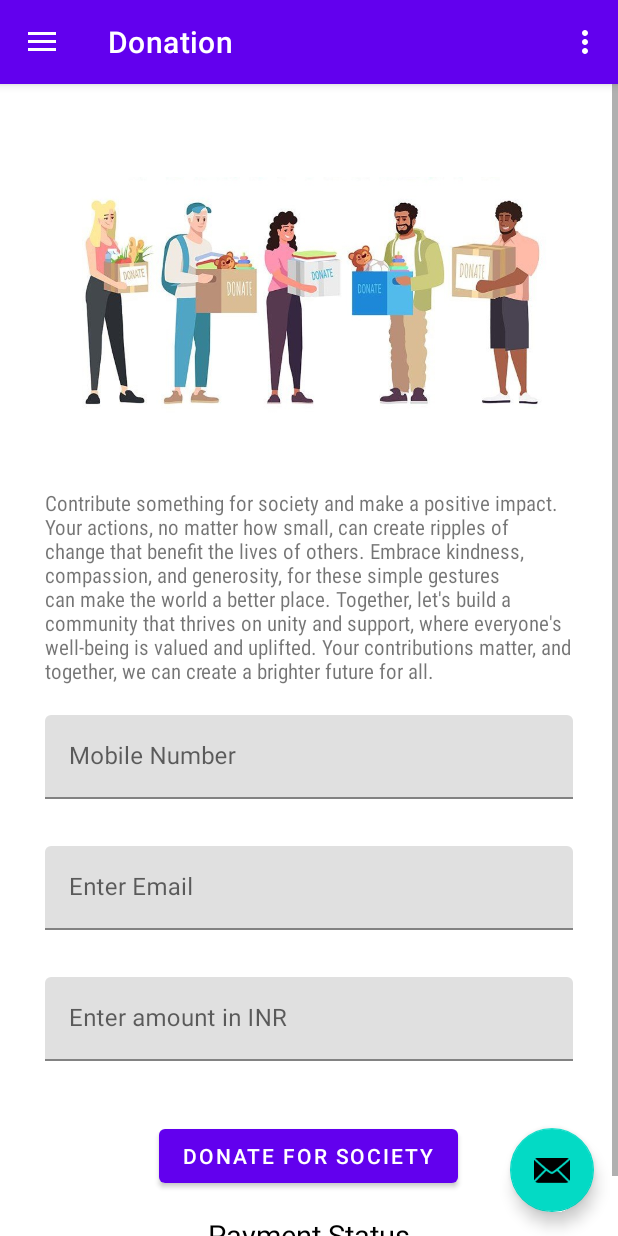
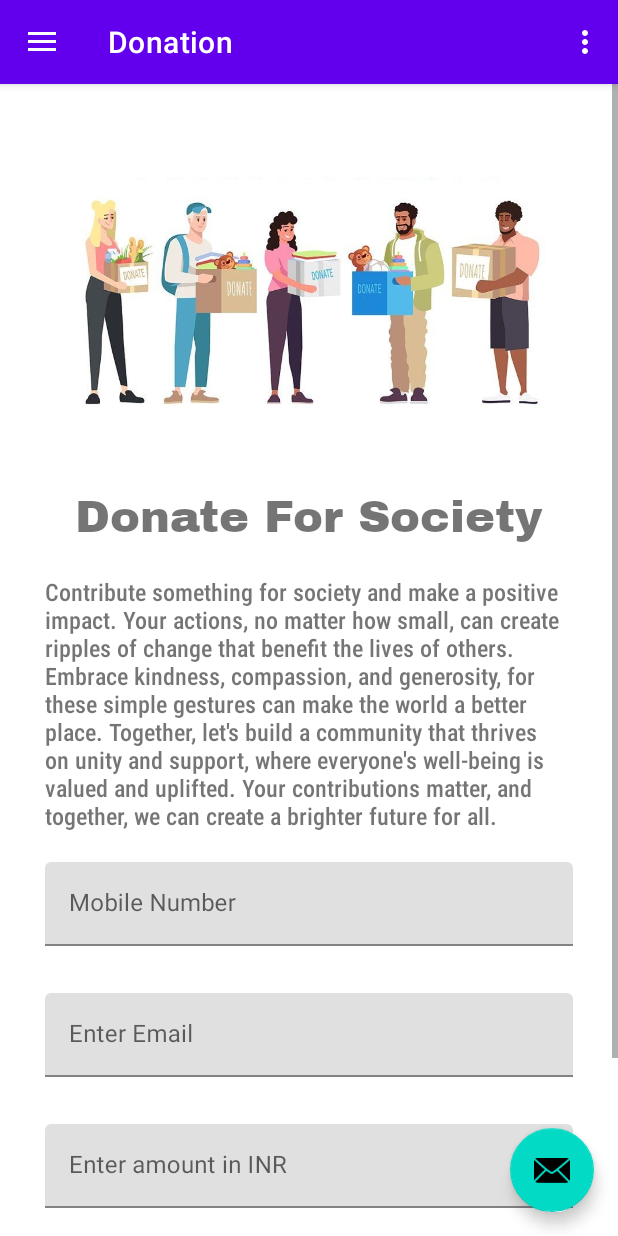
Before and after one commit to RohanRaut30/AMM, an Android app: the payment screen opened through its navigation route, on a phone screen of 412 x 824 dp. Run offline under Robolectric (Android 15) with nearby library versions, the phone set to English and light mode, and no system bars; our stand-ins replace navigation-ui; libraries missing offline, so code that uses them is left out: com.razorpay; Roboto replaces fonts that are not available here.

Commit message:
edited payment

```diff
--- /dev/null
+++ b/app/src/main/res/font/archivo_black.xml
@@ -0,0 +1,7 @@
+<?xml version="1.0" encoding="utf-8"?>
+<font-family xmlns:app="http://schemas.android.com/apk/res-auto"
+        app:fontProviderAuthority="com.google.android.gms.fonts"
+        app:fontProviderPackage="com.google.android.gms"
+        app:fontProviderQuery="Archivo Black"
+        app:fontProviderCerts="@array/com_google_android_gms_fonts_certs">
+</font-family>
--- a/app/src/main/res/layout/fragment_payment.xml
+++ b/app/src/main/res/layout/fragment_payment.xml
@@ -20,8 +20,19 @@
         <TextView
             android:layout_width="wrap_content"
             android:layout_height="wrap_content"
-            android:fontFamily="sans-serif-condensed"
-            android:text="@string/payment_one"/>
+            android:layout_gravity="center"
+            android:layout_marginBottom="20sp"
+            android:fontFamily="@font/archivo_black"
+            android:text="Donate For Society"
+            android:textSize="30sp" />
+
+
+        <TextView
+            android:layout_width="wrap_content"
+            android:layout_height="wrap_content"
+            android:fontFamily="sans-serif-condensed-medium"
+            android:text="@string/payment_one"
+            android:textSize="16sp" />
 
 
 
@@ -81,7 +92,7 @@
             android:id="@+id/btnPay"
             android:layout_width="wrap_content"
             android:layout_height="wrap_content"
-            android:text="Donate for society"
+            android:text="Donate"
             android:layout_gravity="center"
             android:layout_marginTop="23sp"
             android:onClick="onPayClick" />
--- a/app/src/main/res/values/preloaded_fonts.xml
+++ b/app/src/main/res/values/preloaded_fonts.xml
@@ -6,6 +6,7 @@
         <item>@font/amatic_sc</item>
         <item>@font/amatica_sc_bold</item>
         <item>@font/architects_daughter</item>
+        <item>@font/archivo_black</item>
         <item>@font/audiowide</item>
         <item>@font/candal</item>
         <item>@font/carter_one</item>
```
